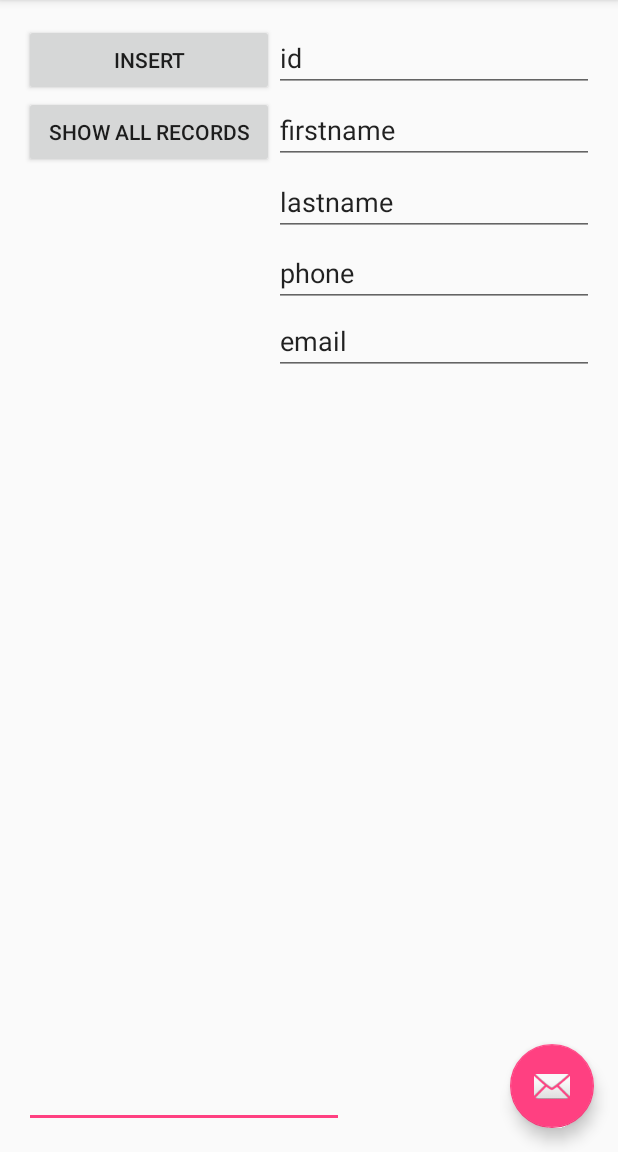
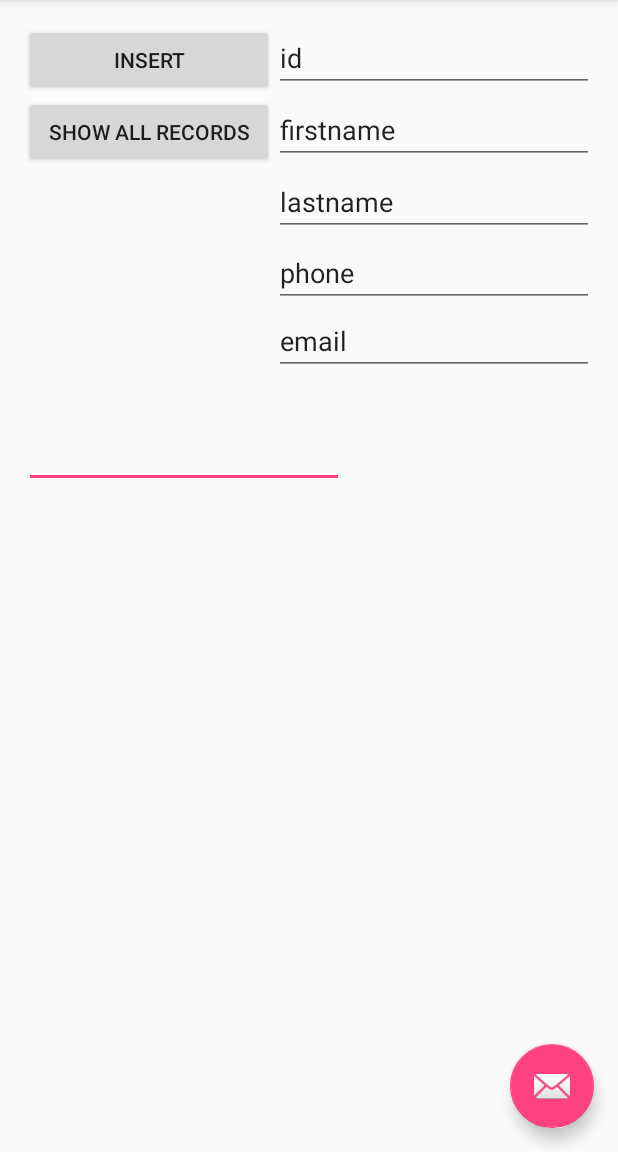
Before and after one commit to B3ACONsoft/ProjectCode, an Android app: the screen it shows after launch (MainActivity), after a tap on "INSERT", on a phone screen of 412 x 824 dp, the part 84-1236 px from its top. Run offline under Robolectric (Android 15) with nearby library versions, the phone set to English and light mode, and no system bars; 1 statement that could not run was skipped.

Commit message:
Added comments to MainActivity.java

```diff
--- a/postToCloud/app/src/main/java/com/example/analembargo/posttocloud/MainActivity.java
+++ b/postToCloud/app/src/main/java/com/example/analembargo/posttocloud/MainActivity.java
@@ -31,8 +31,6 @@ public class MainActivity extends AppCompatActivity {
     //this is url i'm posting data to
     private static final String postURL = "http://capstone1.netai.net/devDave/postDemo.php";
     //private static final String postURL = "http://172.20.23.100/postDemo.php";
-    //this is the url where you can view the changes you're making
-    private static final String displayURL = "capstone1.netai.net/devDave/display.php";
 
     //these are the parameters for the select commmand
     private static final Map<String, String> selectValues;
@@ -45,7 +43,7 @@ public class MainActivity extends AppCompatActivity {
         }
     };
 
-    //these are the parameters for the insert command
+
     @Override
     protected void onCreate(Bundle savedInstanceState) {
         super.onCreate(savedInstanceState);
@@ -85,7 +83,12 @@ public class MainActivity extends AppCompatActivity {
         return super.onOptionsItemSelected(item);
     }
 
+    /*
+        This takes the values from the text fields, and packs them up as
+        key-value pairs in a HashMap.
 
+        It then performs an http Post to insert the key-value pairs
+     */
     public void insertDemo(View v)
     {
         HashMap<String, String> insertValues = new HashMap<String, String>();
@@ -106,11 +109,17 @@ public class MainActivity extends AppCompatActivity {
         new postRequestTask().execute(parseParams((HashMap<String, String>)insertValues));
     }
 
+    /*
+        This performs a select * from coaches
+     */
     public void selectDemo(View v)
     {
         new postRequestTask().execute(parseParams((HashMap<String, String>)selectValues));
     }
 
+    /*
+        updates the results text field
+     */
     public void updateTextField(String update) {
         EditText editText = (EditText)findViewById(R.id.tbResult);
         editText.setText("");
@@ -118,6 +127,13 @@ public class MainActivity extends AppCompatActivity {
     }
 
 
+    /*
+        This formats the key-values pairs correctly for the
+        Post request in the format:
+        key1=value1&key2=value2 etc etc
+
+        Post requests key- value pair must be separated by  "&"
+     */
     private String parseParams(HashMap<String, String> paramsMap)
     {
         StringBuilder paramsBuilder = new StringBuilder();
@@ -139,6 +155,11 @@ public class MainActivity extends AppCompatActivity {
 
 
 
+    /*
+        This is function fires a thread which makes HTTP POST Request
+        and gets the response, and updates the result text area with it.
+
+     */
     private class postRequestTask extends AsyncTask<String, Void, String> {
 
         //these are the http connection objects
@@ -150,29 +171,31 @@ public class MainActivity extends AppCompatActivity {
             return postRequest(postURL, params[0]);
         }
 
+        //make a post request
         public String postRequest(String url, String params){
             StringBuilder responseBuffer = new StringBuilder();
             try
             {
-                byte[] bytes = params.getBytes();
+                byte[] bytes = params.getBytes();   //convert the data to bytes
 
                 this.url = new URL(url);
-                conn = (HttpURLConnection) this.url.openConnection();
+                conn = (HttpURLConnection) this.url.openConnection();   //init the connection objects
                 conn.setDoInput(true);
                 conn.setDoInput(true);
                 conn.setInstanceFollowRedirects(false);
-                conn.setRequestMethod("POST");
-                conn.setRequestProperty("Content-Type", "application/x-www-form-urlencoded");
-                conn.setRequestProperty("charset", "utf-8");
-                conn.setRequestProperty("Content-Length", Integer.toString(bytes.length));
-                conn.setConnectTimeout(10000);
+                conn.setRequestMethod("POST");                          //set request method
+                conn.setRequestProperty("Content-Type", "application/x-www-form-urlencoded");       //set the attributes of the HTTP header
+                conn.setRequestProperty("charset", "utf-8");                                        //more attributes...
+                conn.setRequestProperty("Content-Length", Integer.toString(bytes.length));          //more attributes...
+                conn.setConnectTimeout(10000);                                                      //set the timeout if things break
 
-                DataOutputStream dataOutputStream = new DataOutputStream(conn.getOutputStream());
-                dataOutputStream.write(bytes);
+                DataOutputStream dataOutputStream = new DataOutputStream(conn.getOutputStream());   //get output stream from websocket
+                dataOutputStream.write(bytes);                                                      //write data across the socket
                 dataOutputStream.flush();
                 dataOutputStream.close();
 
-                InputStreamReader reader = new InputStreamReader(conn.getInputStream());
+
+                InputStreamReader reader = new InputStreamReader(conn.getInputStream());            //get the response
                 int input;
                 while((input = reader.read()) != -1)
                 {
@@ -184,13 +207,13 @@ public class MainActivity extends AppCompatActivity {
             } finally {
                 conn.disconnect();
             }
-            return responseBuffer.toString();
+            return responseBuffer.toString();                                                       //pass the response to onPostExecute()
         }
 
         @Override
         protected  void onPostExecute(String result) {
             super.onPostExecute(result);
-            updateTextField(result);
+            updateTextField(result);                                                                //show result
         }
     }
 }
--- a/postToCloud/app/src/main/res/layout/content_main.xml
+++ b/postToCloud/app/src/main/res/layout/content_main.xml
@@ -44,7 +44,8 @@
         android:layout_alignParentRight="true"
         android:layout_alignParentEnd="true"
         android:layout_alignParentLeft="true"
-        android:layout_alignParentStart="true">
+        android:layout_alignParentStart="true"
+        android:layout_below="@+id/tbEmail">
 
         <EditText
             android:layout_width="wrap_content"
```
